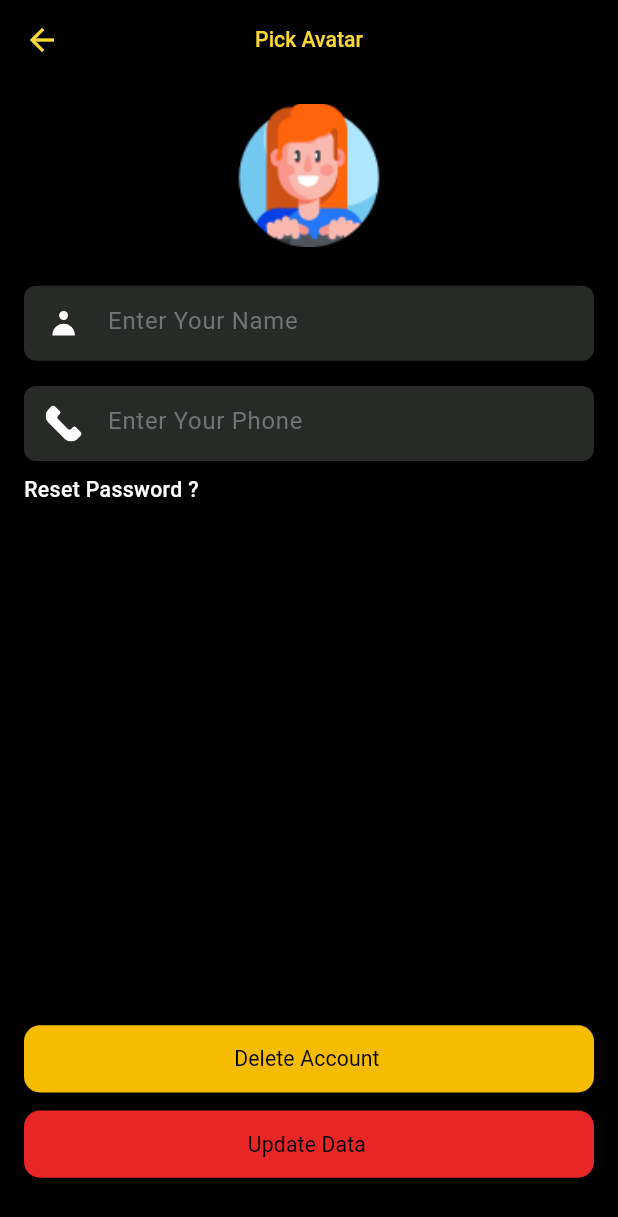
After one commit to aw99d/movei_app, a Flutter app: the ProfileScreen screen opened directly, after a tap on "Edit Profile", on a phone screen of 412 x 824 dp. The commit adds this screen. Shown: the top 1217 px of the screen. Run offline on Flutter 3.47's test engine with Material 3 defaults, Android fonts, the phone set to English and light mode, and no system bars; our stand-ins replace auto_size_text, carousel_slider, device_preview, flutter_screenutil, flutter_svg, fluttertoast and 2 more; Roboto replaces fonts that are missing (AlanSans).

Commit message:
implement profile & edite profile UI

```diff
--- a/lib/core/resources/values_manager.dart
+++ b/lib/core/resources/values_manager.dart
@@ -28,6 +28,7 @@ class Sizes {
   static const double s100 = 100.0;
   static const double s120 = 120.0;
   static const double s135 = 135.0;
+  static const double s150 = 150.0;
   static const double s200 = 200.0;
   static const double s250 = 250.0;
   static const double s300 = 300.0;
--- a/lib/core/routes/route_generator.dart
+++ b/lib/core/routes/route_generator.dart
@@ -7,6 +7,7 @@ import 'package:movei_app/features/auth/presentation/screens/reset_password_scre
 import 'package:movei_app/features/browser/browser_screen.dart';
 import 'package:movei_app/features/home/home_screen.dart';
 import 'package:movei_app/features/movies/presentation/screen/movies_details_screen.dart';
+import 'package:movei_app/features/profile/presentation/screen/edit_profile_screen.dart';
 import 'package:movei_app/features/search/search_screen.dart';
 
 class RouteGenerator {
@@ -27,6 +28,9 @@ class RouteGenerator {
       case Routes.moviesDetails:
         return MaterialPageRoute(builder: (_) => MoviesDetailsScreen());
 
+        case Routes.editProfileScreen:
+        return MaterialPageRoute(builder: (_) => EditProfileScreen());
+
       default:
         return _undefinedRoute();
     }
--- a/lib/core/routes/routes.dart
+++ b/lib/core/routes/routes.dart
@@ -7,5 +7,6 @@ class Routes {
   static const String browser= '/browser';
   static const String profile= '/profile';
   static const String moviesDetails = '/movies-details';
+  static const String editProfileScreen = '/edit-profile';
 
 }
--- a/lib/core/widgets/bottom_nav_bar.dart
+++ b/lib/core/widgets/bottom_nav_bar.dart
@@ -2,7 +2,7 @@ import 'package:flutter/material.dart';
 import 'package:movei_app/core/resources/color_manager.dart';
 import 'package:movei_app/features/browser/browser_screen.dart';
 import 'package:movei_app/features/home/home_screen.dart';
-import 'package:movei_app/features/profile/profile_screen.dart';
+import 'package:movei_app/features/profile/presentation/screen/profile_screen.dart';
 import 'package:movei_app/features/search/search_screen.dart';
 import 'package:persistent_bottom_nav_bar/persistent_bottom_nav_bar.dart';
 
--- a/lib/core/widgets/custom_elevated_button.dart
+++ b/lib/core/widgets/custom_elevated_button.dart
@@ -27,16 +27,19 @@ class CustomElevatedButton extends StatelessWidget {
 
   @override
   Widget build(BuildContext context) {
-    return ElevatedButton(
+    return SizedBox(
+      width: double.infinity,
+      child: ElevatedButton(
         style: ElevatedButton.styleFrom(
           shape: isStadiumBorder
               ? const StadiumBorder()
               : RoundedRectangleBorder(borderRadius: BorderRadius.circular(12.r)),
           backgroundColor: backgroundColor ?? ColorManager.backgroundColorButton,
-        padding: EdgeInsets.symmetric(horizontal: 15.w, vertical: 14.h),
+          padding: EdgeInsets.symmetric( vertical: 14.h),
         ),
         onPressed: onTap,
         child: Row(
+          mainAxisSize: MainAxisSize.min,
           mainAxisAlignment: MainAxisAlignment.center,
           children: [
             prefixIcon ?? const SizedBox(),
@@ -53,6 +56,7 @@ class CustomElevatedButton extends StatelessWidget {
             suffixIcon ?? const SizedBox(),
           ],
         ),
+      ),
     );
   }
 }
--- /dev/null
+++ b/lib/features/profile/presentation/screen/edit_profile_screen.dart
@@ -0,0 +1,154 @@
+import 'package:flutter/material.dart';
+import 'package:flutter_screenutil/flutter_screenutil.dart';
+import 'package:flutter_svg/flutter_svg.dart';
+import 'package:movei_app/core/resources/assets_manager.dart';
+import 'package:movei_app/core/resources/color_manager.dart';
+import 'package:movei_app/core/resources/styles_manager.dart';
+import 'package:movei_app/core/resources/values_manager.dart';
+import 'package:movei_app/core/utils/validator.dart';
+import 'package:movei_app/core/widgets/custom_elevated_button.dart';
+import 'package:movei_app/core/widgets/custom_text_field.dart';
+import 'package:movei_app/core/widgets/screen_app_bar.dart';
+
+class EditProfileScreen extends StatelessWidget {
+  GlobalKey<FormState> _formKey = GlobalKey<FormState>();
+
+  TextEditingController _nameController = TextEditingController();
+
+  TextEditingController _phoneController = TextEditingController();
+
+  @override
+  Widget build(BuildContext context) {
+    return Scaffold(
+      backgroundColor: ColorManager.black,
+      appBar: ScreenAppBar(title: 'Pick Avatar'),
+      body: Padding(
+        padding: EdgeInsets.all(Insets.s16),
+        child: Column(
+          children: [
+            Row(
+              mainAxisAlignment: MainAxisAlignment.center,
+              children: [
+                GestureDetector(
+                  onTap: () {
+                    showModalBottomSheet(
+                      context: context,
+                      backgroundColor: ColorManager.primary,
+                      shape: RoundedRectangleBorder(
+                        borderRadius: BorderRadius.vertical(
+                          top: Radius.circular(20.r),
+                        ),
+                      ),
+                      builder: (context) {
+                        return Padding(
+                          padding: EdgeInsets.all(Insets.s16),
+                          child: GridView.builder(
+                            shrinkWrap: true,
+                            physics: NeverScrollableScrollPhysics(),
+                            itemCount: 8,
+                            gridDelegate:
+                                SliverGridDelegateWithFixedCrossAxisCount(
+                                  crossAxisCount: 3,
+                                  crossAxisSpacing: 8,
+                                  mainAxisSpacing: 8,
+                                ),
+                            itemBuilder: (context, i) {
+                              return GestureDetector(
+                                onTap: () {
+                                  Navigator.of(context).pop();
+                                },
+                                child: Image.asset(
+                                  ImageAssets.avatar_1.replaceFirst(
+                                    '1',
+                                    '${i + 1}',
+                                  ),
+                                  fit: BoxFit.cover,
+                                ),
+                              );
+                            },
+                          ),
+                        );
+                      },
+                    );
+                  },
+                  child: Image.asset(
+                    ImageAssets.avatar_7,
+                    width: Sizes.s100.w,
+                    fit: BoxFit.contain,
+                  ),
+                ),
+              ],
+            ),
+            SizedBox(height: Sizes.s24.h),
+            Expanded(
+              child: SingleChildScrollView(
+                child: Column(
+                  crossAxisAlignment: CrossAxisAlignment.start,
+                  children: [
+                    Form(
+                      key: _formKey,
+                      child: Column(
+                        children: [
+                          CustomTextField(
+                            backgroundColor: ColorManager.primary,
+                            hint: 'Enter Your Name',
+                            textInputType: TextInputType.name,
+                            validation: Validator.validateUsername,
+                            controller: _nameController,
+                            prefixIcon: SvgPicture.asset(
+                              SvgAssets.user,
+                              width: Sizes.s28.w,
+                              height: Sizes.s20.h,
+                              color: ColorManager.white,
+                            ),
+                          ),
+                          SizedBox(height: Sizes.s14.h),
+                          CustomTextField(
+                            backgroundColor: ColorManager.primary,
+                            hint: 'Enter Your Phone',
+                            textInputType: TextInputType.emailAddress,
+                            validation: Validator.validateUsername,
+                            controller: _phoneController,
+                            prefixIcon: SvgPicture.asset(
+                              SvgAssets.phone,
+                              width: Sizes.s28.w,
+                              height: Sizes.s20.h,
+                              color: ColorManager.white,
+                            ),
+                          ),
+                        ],
+                      ),
+                    ),
+                    SizedBox(height: Sizes.s10.h),
+                    Text(
+                      'Reset Password ?',
+                      style: getMediumStyle(
+                        color: ColorManager.white,
+                        fontSize: 16.sp,
+                      ),
+                    ),
+                  ],
+                ),
+              ),
+            ),
+
+            Padding(
+              padding: EdgeInsets.only(bottom: Sizes.s24.h),
+              child: Column(
+                children: [
+                  CustomElevatedButton(label: 'Delete Account', onTap: () {}),
+                  SizedBox(height: Sizes.s10.h),
+                  CustomElevatedButton(
+                    label: 'Update Data',
+                    onTap: () {},
+                    backgroundColor: ColorManager.red,
+                  ),
+                ],
+              ),
+            ),
+          ],
+        ),
+      ),
+    );
+  }
+}
--- /dev/null
+++ b/lib/features/profile/presentation/screen/profile_screen.dart
@@ -0,0 +1,205 @@
+import 'package:flutter/material.dart';
+import 'package:flutter_screenutil/flutter_screenutil.dart';
+import 'package:movei_app/core/resources/assets_manager.dart';
+import 'package:movei_app/core/resources/color_manager.dart';
+import 'package:movei_app/core/resources/styles_manager.dart';
+import 'package:movei_app/core/resources/values_manager.dart';
+import 'package:movei_app/core/routes/routes.dart';
+import 'package:movei_app/core/widgets/custom_elevated_button.dart';
+
+class ProfileScreen extends StatelessWidget {
+  @override
+  Widget build(BuildContext context) {
+    return Scaffold(
+      backgroundColor: ColorManager.primary,
+      body: SafeArea(
+        child: Column(
+          children: [
+            Padding(
+              padding: EdgeInsets.all(Insets.s18),
+              child: Column(
+                children: [
+                  Row(
+                    crossAxisAlignment: CrossAxisAlignment.center,
+                    children: [
+                      Expanded(
+                        flex: 2,
+                        child: Column(
+                          children: [
+                            Image.asset(
+                              ImageAssets.avatar_8,
+                              width: 120.w,
+                              height: 120.h,
+                              fit: BoxFit.cover,
+                            ),
+                            SizedBox(height: 8.h),
+                            Text(
+                              'John Safwat',
+                              style: getMediumStyle(
+                                color: ColorManager.white,
+                                fontSize: 16.sp,
+                              ),
+                              textAlign: TextAlign.center,
+                            ),
+                          ],
+                        ),
+                      ),
+                      Expanded(
+                        flex: 1,
+                        child: Column(
+                          children: [
+                            FittedBox(
+                              fit: BoxFit.scaleDown,
+                              child: Text(
+                                '12',
+                                style: getMediumStyle(
+                                  color: ColorManager.white,
+                                  fontSize: 24.sp,
+                                ),
+                              ),
+                            ),
+                            FittedBox(
+                              fit: BoxFit.scaleDown,
+                              child: Text(
+                                'Wish List',
+                                style: getMediumStyle(
+                                  color: ColorManager.white,
+                                  fontSize: 16.sp,
+                                ),
+                              ),
+                            ),
+                          ],
+                        ),
+                      ),
+                      Expanded(
+                        flex: 1,
+                        child: Column(
+                          children: [
+                            FittedBox(
+                              fit: BoxFit.scaleDown,
+                              child: Text(
+                                '34',
+                                style: getMediumStyle(
+                                  color: ColorManager.white,
+                                  fontSize: 24.sp,
+                                ),
+                              ),
+                            ),
+                            FittedBox(
+                              fit: BoxFit.scaleDown,
+                              child: Text(
+                                'History',
+                                style: getMediumStyle(
+                                  color: ColorManager.white,
+                                  fontSize: 16.sp,
+                                ),
+                              ),
+                            ),
+                          ],
+                        ),
+                      ),
+                    ],
+                  ),
+
+                  SizedBox(height: Sizes.s10.h),
+
+                  Row(
+                    children: [
+                      Expanded(
+                        flex: 2,
+                        child: CustomElevatedButton(
+                          label: 'Edit Profile',
+                          onTap: () {
+                            Navigator.of(
+                              context,
+                              rootNavigator: true,
+                            ).pushNamed(Routes.editProfileScreen);
+                          },
+                        ),
+                      ),
+                      SizedBox(width: Sizes.s8.w),
+                      Expanded(
+                        flex: 1,
+                        child: CustomElevatedButton(
+                          label: 'Exit',
+                          onTap: () {},
+                          backgroundColor: ColorManager.red,
+                        ),
+                      ),
+                    ],
+                  ),
+                ],
+              ),
+            ),
+
+            // TabBar + TabBarView
+            Expanded(
+              child: DefaultTabController(
+                length: 2,
+                child: Column(
+                  children: [
+                    Container(
+                      width: double.infinity,
+                      color: ColorManager.primary,
+                      child: TabBar(
+                        indicatorColor: Colors.yellow,
+                        labelColor: Colors.amber,
+                        unselectedLabelColor: Colors.white,
+                        dividerColor: ColorManager.transparent,
+                        tabs: [
+                          Tab(
+                            child: Text(
+                              "History",
+                              style: getMediumStyle(
+                                color: ColorManager.white,
+                                fontSize: 20.sp,
+                              ),
+                            ),
+                          ),
+                          Tab(
+                            child: Text(
+                              "Watch List",
+                              style: getMediumStyle(
+                                color: ColorManager.white,
+                                fontSize: 20.sp,
+                              ),
+                            ),
+                          ),
+                        ],
+                      ),
+                    ),
+                    Expanded(
+                      child: Container(
+                        color: ColorManager.black,
+                        child: TabBarView(
+                          children: [
+                            SingleChildScrollView(
+                              child: Container(
+                                color: ColorManager.black,
+                                child: Column(
+                                  children: [Image.asset(ImageAssets.search)],
+                                ),
+                              ),
+                            ),
+                            SingleChildScrollView(
+                              child: Container(
+                                color: ColorManager.black,
+                                child: Column(
+                                  children: [Image.asset(ImageAssets.search)],
+                                ),
+                              ),
+                            ),
+                          ],
+                        ),
+                      ),
+                    ),
+                  ],
+                ),
+              ),
+            ),
+          ],
+        ),
+      ),
+    );
+  }
+}
--- a/lib/features/profile/profile_screen.dart
+++ /dev/null
@@ -1,10 +0,0 @@
-import 'package:flutter/material.dart';
-
-class ProfileScreen extends StatelessWidget {
-
-
-  @override
-  Widget build(BuildContext context) {
-    return Center(child: Text('data 4'),);
-  }
-}
```
Lines whose indentation alone changed are shown as unchanged.
